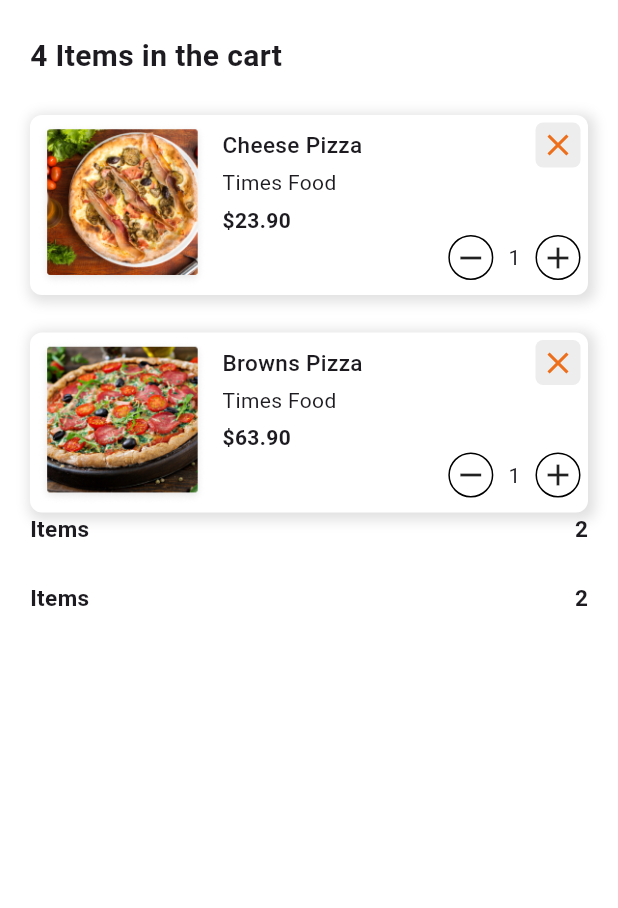
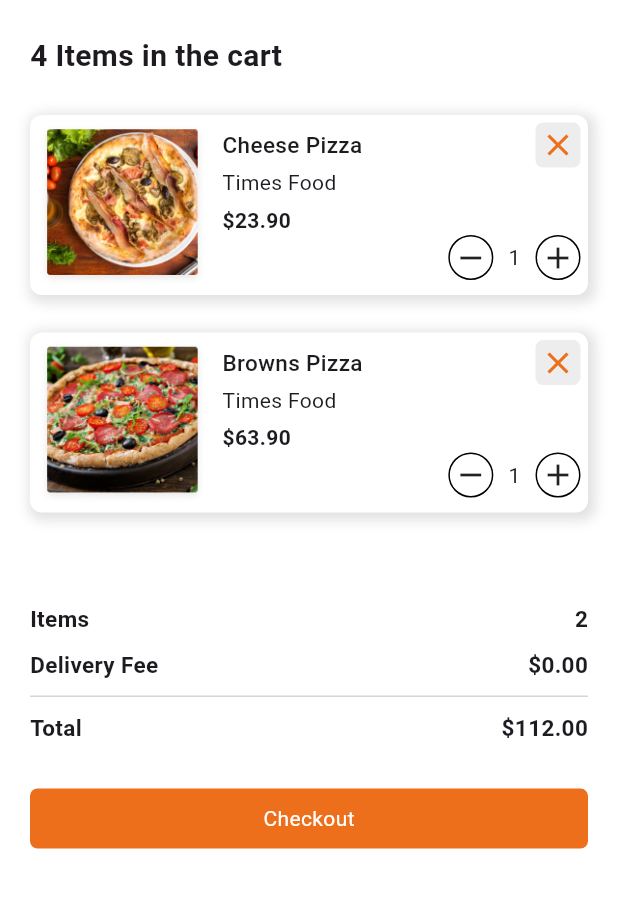
Before and after one commit to rishithamenush/foodPrime, a Flutter app: the CartPage screen opened directly, on a phone screen of 412 x 824 dp, the part 80-988 px from its top. Run offline on Flutter 3.47's test engine with Material 3 defaults, Android fonts, the phone set to English and light mode, and no system bars; our stand-ins replace font_awesome_flutter.

```diff
--- a/lib/screens/main/navPages/cart/cart_page.dart
+++ b/lib/screens/main/navPages/cart/cart_page.dart
@@ -1,6 +1,7 @@
 import 'package:flutter/cupertino.dart';
 import 'package:flutter/material.dart';
 import 'package:foodprime/theme/style.dart';
+import 'package:foodprime/widgets/button_container_widget.dart';
 
 class CartPage extends StatefulWidget {
   const CartPage({super.key});
@@ -68,6 +69,7 @@ class _CartPageState extends State<CartPage> {
                 // const SizedBox(height: 25,),
               ],
             ),
+            const SizedBox(height: 60,),
             const Row(
               mainAxisAlignment: MainAxisAlignment.spaceBetween,
               children: [
@@ -75,14 +77,33 @@ class _CartPageState extends State<CartPage> {
                 Text("2", style: TextStyle(fontSize: 15, fontWeight: FontWeight.bold),)
               ],
             ),
-            const SizedBox(height: 25,),
+            const SizedBox(height: 10,),
             const Row(
               mainAxisAlignment: MainAxisAlignment.spaceBetween,
               children: [
-                Text("Items",  style: TextStyle(fontSize: 15, fontWeight: FontWeight.bold ),),
-                Text("2", style: TextStyle(fontSize: 15, fontWeight: FontWeight.bold),)
+                Text("Delivery Fee",  style: TextStyle(fontSize: 15, fontWeight: FontWeight.bold ),),
+                Text("\$0.00", style: TextStyle(fontSize: 15, fontWeight: FontWeight.bold),)
               ],
             ),
+            const SizedBox(height: 10,),
+            Container(
+              width: double.infinity,
+              height: 1,
+              color: Colors.grey[350],
+            ),
+            const SizedBox(height: 10,),
+            const Row(
+              mainAxisAlignment: MainAxisAlignment.spaceBetween,
+              children: [
+                Text("Total",  style: TextStyle(fontSize: 15, fontWeight: FontWeight.bold ),),
+                Text("\$112.00", style: TextStyle(fontSize: 15, fontWeight: FontWeight.bold),)
+              ],
+            ),
+            const SizedBox(height: 30,),
+            ButtonContainerWidget(title: "Checkout", onTap: (){
+             Navigator.push(context, MaterialPageRoute(builder: (_) => PaymentPage()));
+            },),
+            const SizedBox(height: 30,),
           ],
         ),
       ),
```
